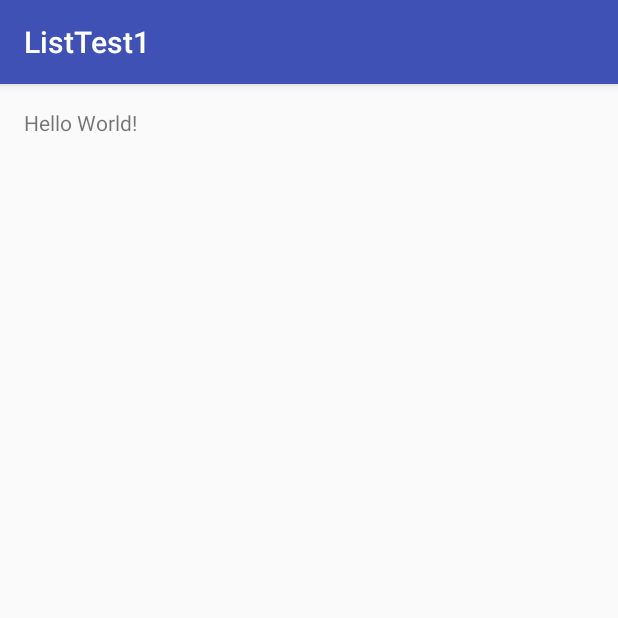
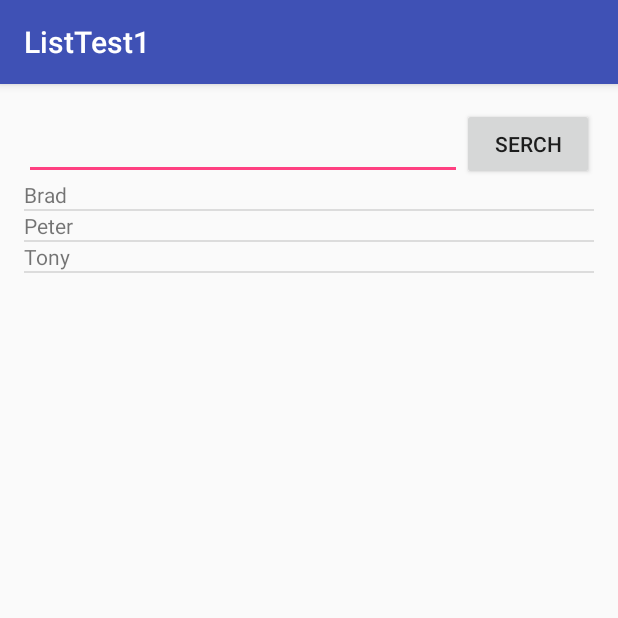
Before and after one commit to Zorahu520/Android_test02, an Android app: the screen it shows after launch (MainActivity), on a phone screen of 412 x 824 dp, the top half of it. Run offline under Robolectric (Android 15) with nearby library versions, the phone set to English and light mode, and no system bars.

Commit message:
add layout_item

```diff
--- a/app/src/main/AndroidManifest.xml
+++ b/app/src/main/AndroidManifest.xml
@@ -1,14 +1,14 @@
 <?xml version="1.0" encoding="utf-8"?>
 <manifest xmlns:android="http://schemas.android.com/apk/res/android"
-    package="tw.org.iii.listtest1">
+    package="tw.org.iii.listtest1" >
 
     <application
         android:allowBackup="true"
         android:icon="@mipmap/ic_launcher"
         android:label="@string/app_name"
         android:supportsRtl="true"
-        android:theme="@style/AppTheme">
-        <activity android:name=".MainActivity">
+        android:theme="@style/AppTheme" >
+        <activity android:name=".MainActivity" >
             <intent-filter>
                 <action android:name="android.intent.action.MAIN" />
 
--- a/app/src/main/java/tw/org/iii/listtest1/MainActivity.java
+++ b/app/src/main/java/tw/org/iii/listtest1/MainActivity.java
@@ -1,13 +1,53 @@
 package tw.org.iii.listtest1;
 
+import android.os.Bundle;
 import android.support.v7.app.AppCompatActivity;
-import android.os.Bundle;
+import android.widget.ListView;
+import android.widget.SimpleAdapter;
+
+import java.util.HashMap;
+import java.util.LinkedList;
 
 public class MainActivity extends AppCompatActivity {
+    private ListView list;
 
     @Override
     protected void onCreate(Bundle savedInstanceState) {
         super.onCreate(savedInstanceState);
         setContentView(R.layout.activity_main);
+
+        list = (ListView)findViewById(R.id.list);
+        initListView();
+
+
+    }
+
+    private void initListView(){
+        LinkedList<HashMap<String,String>> data
+                = new LinkedList<>();
+        HashMap<String,String> data0 =
+                new HashMap<>();
+        data0.put("brad","Brad");
+        data.add(data0);
+
+        HashMap<String,String> data1 =
+                new HashMap<>();
+        data1.put("brad","Peter");
+        data.add(data1);
+
+        HashMap<String,String> data2 =
+                new HashMap<>();
+        data2.put("brad","Tony");
+        data.add(data2);
+
+
+        String[] from = {"brad"};
+        int[] to = {R.id.item_title};
+        SimpleAdapter adapter =
+                new SimpleAdapter(
+                        this,data,
+                        R.layout.layout_item,
+                        from,to);
+        list.setAdapter(adapter);
     }
 }
--- a/app/src/main/res/layout/activity_main.xml
+++ b/app/src/main/res/layout/activity_main.xml
@@ -1,16 +1,39 @@
 <?xml version="1.0" encoding="utf-8"?>
-<RelativeLayout xmlns:android="http://schemas.android.com/apk/res/android"
+<LinearLayout
+    xmlns:android="http://schemas.android.com/apk/res/android"
     xmlns:tools="http://schemas.android.com/tools"
     android:layout_width="match_parent"
     android:layout_height="match_parent"
-    android:paddingBottom="@dimen/activity_vertical_margin"
     android:paddingLeft="@dimen/activity_horizontal_margin"
     android:paddingRight="@dimen/activity_horizontal_margin"
     android:paddingTop="@dimen/activity_vertical_margin"
-    tools:context="tw.org.iii.listtest1.MainActivity">
+    android:paddingBottom="@dimen/activity_vertical_margin"
+    android:orientation="vertical">
 
-    <TextView
-        android:layout_width="wrap_content"
-        android:layout_height="wrap_content"
-        android:text="Hello World!" />
-</RelativeLayout>
+    <RelativeLayout
+        android:layout_width="match_parent"
+        android:layout_height="wrap_content">
+
+        <Button
+            android:id="@+id/btnSerch"
+            android:layout_width="wrap_content"
+            android:layout_height="wrap_content"
+            android:layout_alignParentRight="true"
+            android:text="serch"
+            />
+
+        <EditText
+            android:layout_width="match_parent"
+            android:layout_height="wrap_content"
+            android:layout_toLeftOf="@id/btnSerch"
+            android:layout_alignTop="@id/btnSerch"
+            android:layout_alignBottom="@id/btnSerch"/>
+    </RelativeLayout>
+
+    <ListView
+        android:id="@+id/list"
+        android:layout_width="match_parent"
+        android:layout_height="match_parent">
+
+    </ListView>
+</LinearLayout>
--- /dev/null
+++ b/app/src/main/res/layout/layout_item.xml
@@ -0,0 +1,11 @@
+<?xml version="1.0" encoding="utf-8"?>
+<LinearLayout xmlns:android="http://schemas.android.com/apk/res/android"
+    android:layout_width="match_parent"
+    android:layout_height="match_parent">
+
+    <TextView
+        android:id="@+id/item_title"
+        android:layout_width="match_parent"
+        android:layout_height="wrap_content"
+        />
+</LinearLayout>
```
